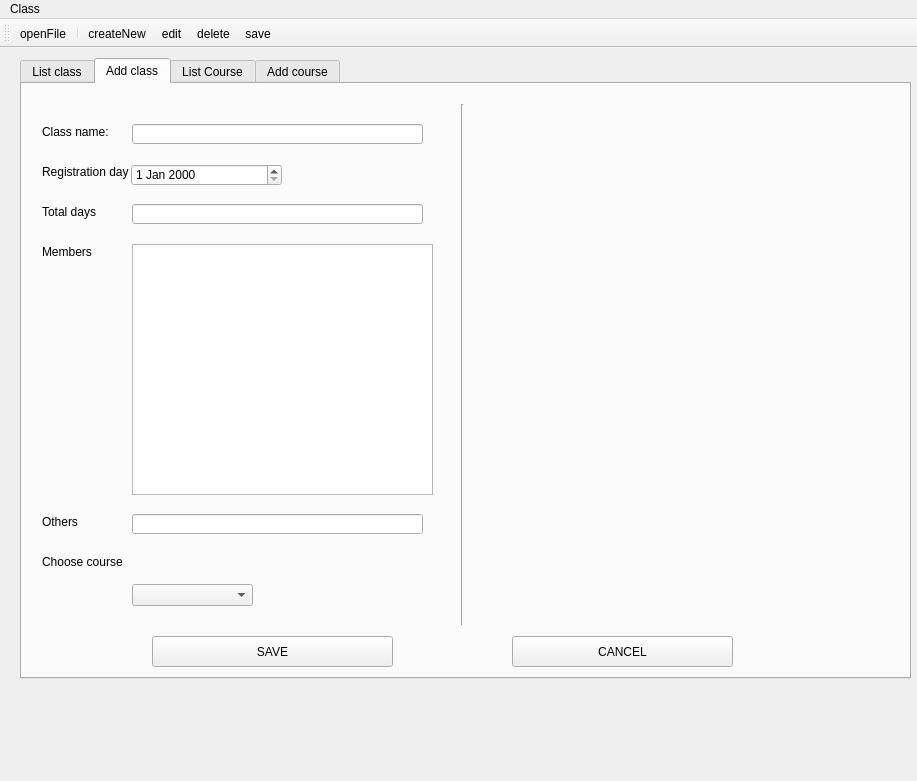
Old version of the form [QT]English_course/myclass.ui in the repository ndaonguyen/QT_EnglishCourse.
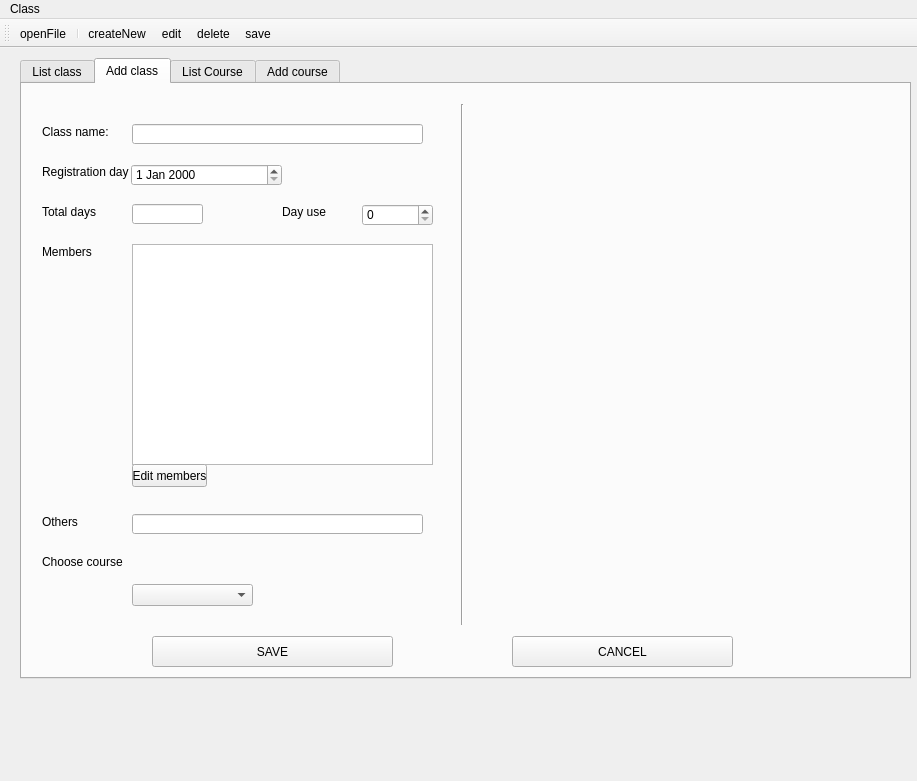
New version of the form. The open tabs and pages were chosen to show the change. Icons and pictures are not drawn.

Commit message: Edit enable, disable tab for project

What changed in the file:
```diff
--- a/[QT]English_course/myclass.ui
+++ b/[QT]English_course/myclass.ui
@@ -161,7 +161,7 @@
        <rect>
         <x>110</x>
         <y>120</y>
-        <width>291</width>
+        <width>71</width>
         <height>20</height>
        </rect>
       </property>
@@ -282,7 +282,7 @@
         <x>110</x>
         <y>160</y>
         <width>301</width>
-        <height>251</height>
+        <height>221</height>
        </rect>
       </property>
      </widget>
@@ -326,6 +326,52 @@
         <normaloff>:/MyClass/Resources/cancel_icon.png</normaloff>:/MyClass/Resources/cancel_icon.png</iconset>
       </property>
      </widget>
+     <widget class="QPushButton" name="editMemberButton">
+      <property name="geometry">
+       <rect>
+        <x>110</x>
+        <y>380</y>
+        <width>75</width>
+        <height>23</height>
+       </rect>
+      </property>
+      <property name="text">
+       <string>Edit members</string>
+      </property>
+     </widget>
+     <widget class="QWidget" name="dayUseWidget" native="true">
+      <property name="geometry">
+       <rect>
+        <x>240</x>
+        <y>110</y>
+        <width>181</width>
+        <height>41</height>
+       </rect>
+      </property>
+      <widget class="QLabel" name="dayUseLabel">
+       <property name="geometry">
+        <rect>
+         <x>20</x>
+         <y>10</y>
+         <width>61</width>
+         <height>16</height>
+        </rect>
+       </property>
+       <property name="text">
+        <string>Day use</string>
+       </property>
+      </widget>
+      <widget class="QSpinBox" name="dayUseSpinBox">
+       <property name="geometry">
+        <rect>
+         <x>100</x>
+         <y>10</y>
+         <width>71</width>
+         <height>22</height>
+        </rect>
+       </property>
+      </widget>
+     </widget>
     </widget>
     <widget class="QWidget" name="listCourseTab">
      <attribute name="title">
```
Left out of the diff: 194 changed lines with no effect on the pictures. The commit also changes 4 other files.
